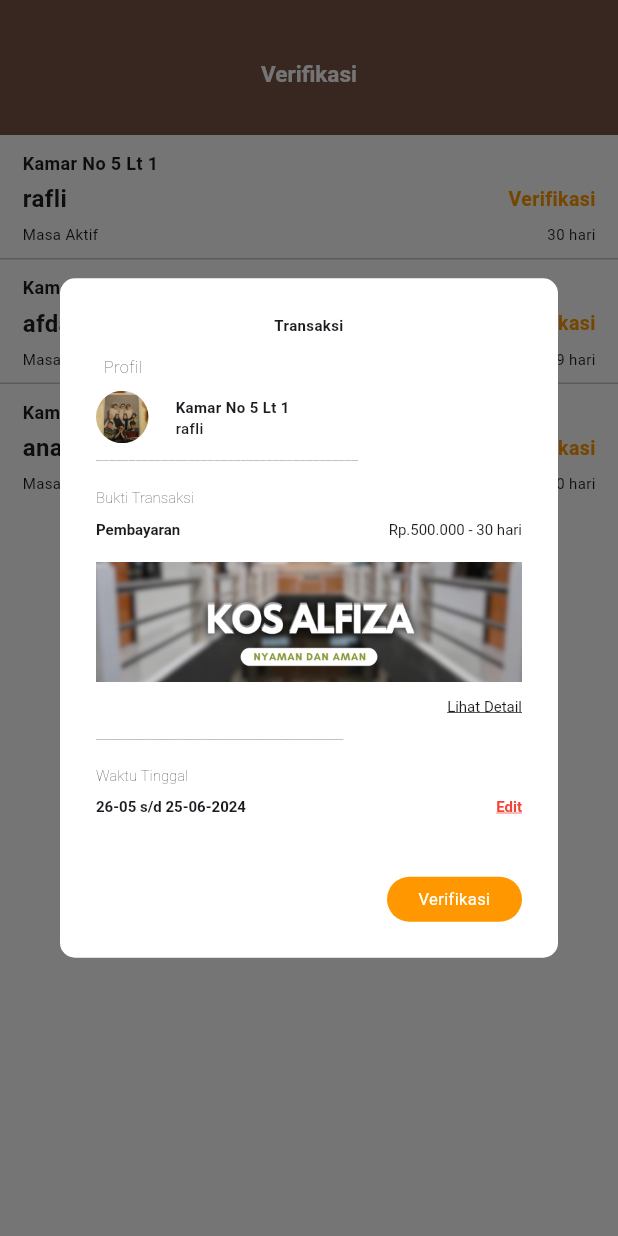
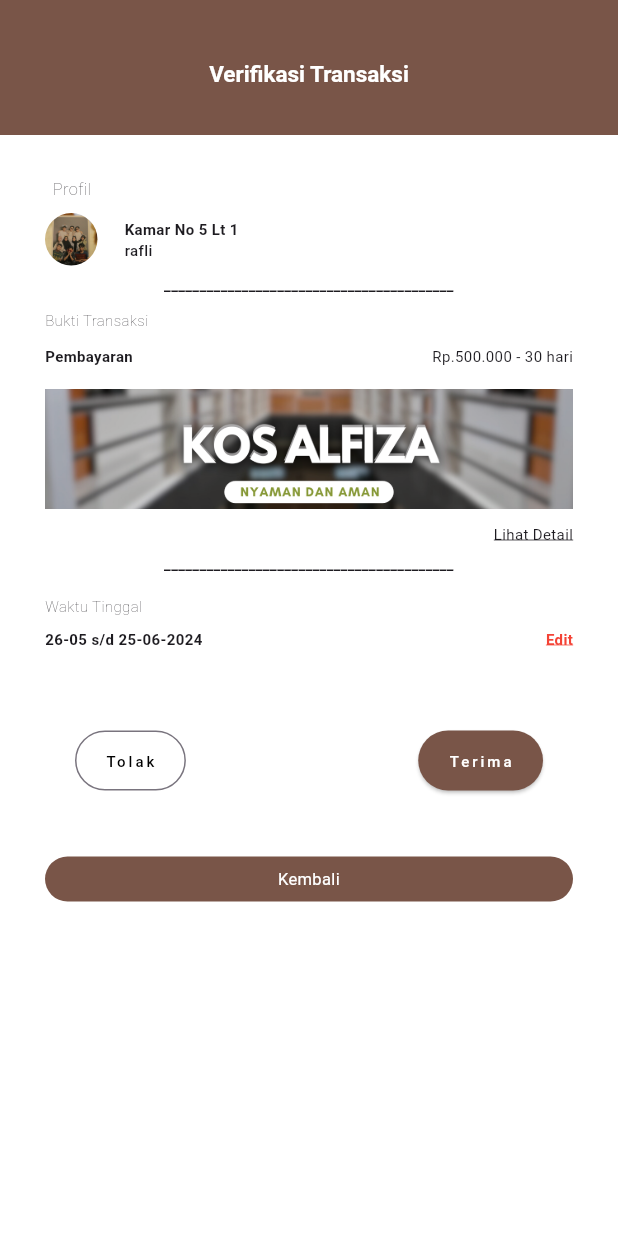
Before and after one commit to VIBEX45/FRONT-AND-BACK, a Flutter app: the AdminMutasiPage screen opened directly, after a tap on "Kamar No 5 Lt 1", on a phone screen of 412 x 824 dp. Run offline on Flutter 3.47's test engine with Material 3 defaults, Android fonts, the light colour scheme and no system bars; our stand-ins replace cool_alert, dotted_border, flutter_map, google_fonts, image_picker, latlong2.

Commit message:
mutasi dan verifikasi

```diff
--- a/lib/Admin/mutasi_page.dart
+++ b/lib/Admin/mutasi_page.dart
@@ -1,10 +1,11 @@
+import 'package:cool_alert/cool_alert.dart';
 import 'package:flutter/material.dart';
 import 'package:intl/intl.dart';
-import 'package:cool_alert/cool_alert.dart';
 
 class AdminMtsi {
 
   bool readiable = false;
+  bool tolak = false;
   String nama;
   String nokamar;
   String harga;
@@ -31,7 +32,11 @@
 
   int selectedIndex = 0;
 
+  bool perip = true;
+
   String ending = '...';
+
+  bool gambar = true;
 
   String tanggal = DateFormat("dd-MM-yyyy").format(DateTime.now());
 
@@ -78,8 +83,18 @@
               padding: const EdgeInsets.only(top: 8),
               child: Container(
                 alignment: Alignment.center,
-                child:const Text(
+                child:
+                perip?
+                const Text(
                     "Verifikasi",
+                    style: TextStyle(
+                      color: Colors.white,
+                      fontWeight: FontWeight.bold,
+                      fontSize: 15
+                    ),
+                  ):
+                  const Text(
+                    "Verifikasi Transaksi",
                     style: TextStyle(
                       color: Colors.white,
                       fontWeight: FontWeight.bold,
@@ -91,86 +106,119 @@
           ],
         ),
     ),
-      body: verifWidget(),
+      body: perip? daftarWidget(): verifwidget(selectedIndex)
     );
   }
 
-  Widget verifWidget(){
+  Widget daftarWidget(){
     return ListView.separated(itemBuilder: (context, index){
       return InkWell(
       onTap: () {
         setState(() {
-            showDialog(
-              context: context,
-              builder: (context) => AlertDialog(
-                backgroundColor: Colors.white,
-                contentPadding: EdgeInsets.zero,
-                shape: RoundedRectangleBorder(
-                borderRadius: BorderRadius.circular(10),
-                ),
-                actions: [
-                  Padding(
-                    padding: const EdgeInsets.only(top: 20),
-                    child: InkWell(
-                      onTap: (){
-                        setState(() {
-                          Navigator.of(context).pop();
-                          mutasi[index].readiable?
-                          null:
-                          CoolAlert.show(
-                            context: context,
-                            type: CoolAlertType.success,
-                            title: 'Berhasil',
-                            text: "\nTransaksi Berhasil Terverifikasi\n",
-                          );
-                          mutasi[index].readiable = true;
+           selectedIndex = index;
+
+           perip = false;
         });
       },
-                      borderRadius: BorderRadius.circular(15),
-                      child:
-                      mutasi[index].readiable?
+      child: Container(
+        margin: const EdgeInsets.only(left: 15, top: 10, right: 15, bottom: 10),
+        child: Column(
+          crossAxisAlignment: CrossAxisAlignment.start,
+          children: [
+            Text(
+              mutasi[index].nokamar,
+              style: const TextStyle(
+                fontSize: 12,
+                fontWeight: FontWeight.bold
+              ),
+            ),
 
-                      Container(
-                        alignment: Alignment.center,
-                        height: 30,
-                        width: 90,
-                        decoration: BoxDecoration(
-                          borderRadius: BorderRadius.circular(15),
-                          color: Colors.red.shade400
+            const SizedBox(
+              height: 4,
             ),
-                        child: const Text(
-                          textAlign: TextAlign.center,
-                          'keluar',
-                          style: TextStyle(fontSize: 11, color: Colors.white),
+
+            Column(
+              crossAxisAlignment: CrossAxisAlignment.start,
+              children: [
+                Row(
+                  mainAxisAlignment: MainAxisAlignment.spaceBetween,
+                  children: [
+                Text(
+                  mutasi[index].nama,
+                  style: const TextStyle(
+                    fontWeight: FontWeight.bold,
+                    fontSize: 16,
+                  ),
+                ),  mutasi[index].tolak?
+                    Text(
+                      'Verifikasi Ditolak',
+                      style: TextStyle(
+                        fontSize: 13,
+                        color: Colors.red,
+                        fontWeight: FontWeight.bold
                       ),
                     ):
-                      Container(
-                        alignment: Alignment.center,
-                        height: 30,
-                        width: 90,
-                        decoration: BoxDecoration(
-                          borderRadius: BorderRadius.circular(15),
-                          color: Colors.orange
+                    mutasi[index].readiable?
+                    const Text(
+                      'lunas',
+                      style: TextStyle(
+                        fontSize: 13,
+                        color: Colors.green,
+                        fontWeight: FontWeight.bold
                       ),
-                        child: const Text(
-                          textAlign: TextAlign.center,
+                    ):
+                    Text(
                       'Verifikasi',
-                          style: TextStyle(fontSize: 11, color: Colors.white),
-                        ),
-                      ),
+                      style: TextStyle(
+                        fontSize: 13,
+                        color: mutasi[index].warna,
+                        fontWeight: FontWeight.bold
                       ),
                     ),
                   ],
-                icon: Column(
+                ),
+              ],
+            ),
+            Container(
+              margin: const EdgeInsets.only(top: 5),
+              child: Row(
+                mainAxisAlignment: MainAxisAlignment.spaceBetween,
                 children: [
                       const Text(
-                  textAlign: TextAlign.center,
-                  'Transaksi',
+                    'Masa Aktif',
                     style: TextStyle(
-                    fontWeight: FontWeight.bold,
                       fontSize: 10,
                     ),
                   ),
+                  Text(
+                    '${mutasi[index].waktutinggal} hari',
+                    style: const TextStyle(
+                      fontSize: 10,
+                    ),
+                  ),
+                ],
+              ),
+            ),
+          ],
+        ),
+      ),
+    );
+    }, separatorBuilder: (context, index){
+      return const Divider(height: 0,);
+    }, itemCount: mutasi.length);
+  }
+
+  Widget verifwidget(int index){
+    return Padding(
+      padding: const EdgeInsets.symmetric(horizontal: 30),
+      child: ListView(
+        children: [
+          const SizedBox(
+            height: 15,
+          ),
+
+          Column(
+            children: [
             Column(
             crossAxisAlignment: CrossAxisAlignment.start,
             children: [
@@ -221,17 +269,25 @@
                         ),
                       ],
                     ),
-                        )
+                  ),
+
                 ],
+              ),
+              const SizedBox(
+                height: 5,
               ),
               garispemabatas()
             ],
           ) ,
             ],
             ),
-                title: Column(
+
+          Column(
             crossAxisAlignment: CrossAxisAlignment.start,
             children: [
+              const SizedBox(
+                height: 10,
+              ),
               const Text(
                 'Bukti Transaksi',
                 style: TextStyle(
@@ -240,7 +296,7 @@
                 ),
               ),
               const SizedBox(
-                      height: 8
+                height: 10
               ),
               Row(
                 mainAxisAlignment: MainAxisAlignment.spaceBetween,
@@ -266,6 +322,7 @@
               Column(
                 crossAxisAlignment: CrossAxisAlignment.end,
                 children: [
+                  gambar?
                   Container(
                     alignment: Alignment.center,
                     height: 80,
@@ -276,12 +333,28 @@
                         fit: BoxFit.cover
                         ),
                     ),
+                  ):Container(
+                    alignment: Alignment.center,
+                    height: 400,
+                    width: MediaQuery.of(context).size.width,
+                    decoration: const  BoxDecoration(
+                      image: DecorationImage(
+                        image: AssetImage('lib/src/images/dashboardkos.jpeg'),
+                        fit: BoxFit.fitWidth
+                        ),
+                    ),
                   ),
               Padding(
                 padding: const EdgeInsets.only(top: 10),
                 child: GestureDetector(
                   onTap: () {
-
+                        setState(() {
+                          if (gambar == true) {
+                            gambar = false;
+                          } else {
+                            gambar= true;
+                          }
+                        });
                       },
                       child: const Text(
                       'Lihat Detail',
@@ -323,7 +396,34 @@
                   ),
                   GestureDetector(
                     onTap: () {
+                      setState(() {
+                        showDialog(
+                          context: context,
+                          builder: (context) => AlertDialog(
+                            contentPadding: EdgeInsets.zero,
+                            shape: RoundedRectangleBorder(
+                            borderRadius: BorderRadius.circular(30),
+                            ),
+                            actions: [
+                              Center(
+                                child: Padding(
+                                  padding: const EdgeInsets.only(top: 25),
+                                  child: TextButton(
+                                    onPressed: () {
+                                      setState(() {
+                                      });
+                                      Navigator.of(context).pop();
 
+                                    },
+                                    child: Text('oke',  style: TextStyle(fontSize: 12, color: warna2),)
+                                    ),
+                                ),
+                              ),
+                            ],
+                          )
+                          );
+
+                      });
                     },
                     child: const Text(
                     'Edit',
@@ -338,98 +438,171 @@
                 ],
               ),
             ],
-                ) ,
-              )
-              );
+          ),
+          const SizedBox(
+            height: 50,
+          ),
+          mutasi[index].readiable || mutasi[index].tolak?
+          const SizedBox(
+            height: 0,
+            width: 0,
+          ) :
+          savecancel(index),
+
+          mutasi[index].readiable || mutasi[index].tolak?
+
+          Padding(
+              padding: const EdgeInsets.only(top: 20),
+              child: InkWell(
+                onTap: (){
+                  setState(() {
+                    perip = true;
+                    mutasi[index].tolak = false;
+                    mutasi[index].readiable = false;
                   });
                 },
-      child: Container(
-        margin: const EdgeInsets.only(left: 15, top: 10, right: 15, bottom: 10),
-        child: Column(
-          crossAxisAlignment: CrossAxisAlignment.start,
-          children: [
-            Text(
-              mutasi[index].nokamar,
-              style: const TextStyle(
-                fontSize: 12,
-                fontWeight: FontWeight.bold
+                borderRadius: BorderRadius.circular(15),
+                child:
+                Container(
+                  alignment: Alignment.center,
+                  height: 30,
+                  width: 90,
+                  decoration: BoxDecoration(
+                    borderRadius: BorderRadius.circular(15),
+                    color: Colors.red.shade400
+                  ),
+                  child: const Text(
+                    textAlign: TextAlign.center,
+                    'Batalkan',
+                    style: TextStyle(fontSize: 11, color: Colors.white),
+                  ),
+                )
+              ),
+            ):SizedBox(
+              height: 0,
+              width: 0,
+            ),
+
+            const SizedBox(
+              height: 20,
+            ),
+
+          Padding(
+              padding: const EdgeInsets.only(top: 20),
+              child: InkWell(
+                onTap: (){
+                  setState(() {
+                    perip = true;
+                  });
+                },
+                borderRadius: BorderRadius.circular(15),
+                child:
+                Container(
+                  alignment: Alignment.center,
+                  height: 30,
+                  width: 90,
+                  decoration: BoxDecoration(
+                    borderRadius: BorderRadius.circular(15),
+                    color: warna2
+                  ),
+                  child: const Text(
+                    textAlign: TextAlign.center,
+                    'Kembali',
+                    style: TextStyle(fontSize: 11, color: Colors.white),
+                  ),
+                ),
               ),
             ),
 
-            const SizedBox(
-              height: 4,
+          SizedBox(
+          height: 100,
+        )
+
+          ]
         ),
+    );
+  }
 
-            Column(
-              crossAxisAlignment: CrossAxisAlignment.start,
-              children: [
-                Row(
-                  mainAxisAlignment: MainAxisAlignment.spaceBetween,
-                  children: [
-                Text(
-                  mutasi[index].nama,
-                  style: const TextStyle(
-                    fontWeight: FontWeight.bold,
-                    fontSize: 16,
-                  ),
-                ),
-                    mutasi[index].readiable?
-                    const Text(
-                      'lunas',
-                      style: TextStyle(
-                        fontSize: 13,
-                        color: Colors.green,
-                        fontWeight: FontWeight.bold
-                      ),
-                    ):
-                    Text(
-                      'Verifikasi',
-                      style: TextStyle(
-                        fontSize: 13,
-                        color: mutasi[index].warna,
-                        fontWeight: FontWeight.bold
-                      ),
-                    )
-                  ],
-                ),
-              ],
-            ),
-            Container(
-              margin: const EdgeInsets.only(top: 5),
+  Widget savecancel(int index){
+  return Padding(
+    padding: const EdgeInsets.only(left: 20, right: 20),
     child: Row(
       mainAxisAlignment: MainAxisAlignment.spaceBetween,
       children: [
-                      const Text(
-                    'Masa Aktif',
+        OutlinedButton(
+          onPressed: (){
+            setState(() {
+              perip = true;
+              mutasi[index].tolak?
+
+              null:CoolAlert.show(
+                context: context,
+                type: CoolAlertType.error,
+                title: 'Ditolak',
+                text: "\nTransaksi Berhasil Ditolak\n",
+
+              );
+
+              mutasi[index].tolak = true;
+
+            });
+          },
+          style: OutlinedButton.styleFrom(
+            padding: const EdgeInsets.symmetric(horizontal: 20),
+            shape: RoundedRectangleBorder(borderRadius: BorderRadius.circular(20)),
+          ),
+          child: const Text(
+            "Tolak",
             style: TextStyle(
               fontSize: 10,
+              letterSpacing: 2,
+              color: Colors.black
             ),
           ),
-                  Text(
-                    '${mutasi[index].waktutinggal} hari',
-                    style: const TextStyle(
+          ),
+        ElevatedButton(
+          onPressed: (){
+            setState(() {
+              perip = true;
+              mutasi[index].readiable?
+              null:
+              CoolAlert.show(
+                context: context,
+                type: CoolAlertType.success,
+                title: 'Diverifikasi',
+                text: "\nTransaksi Berhasil Terverifikasi\n",
+              );
+              mutasi[index].readiable = true;
+            });
+          },
+          style: ElevatedButton.styleFrom(
+            backgroundColor: warna2,
+            padding: const EdgeInsets.symmetric(horizontal: 20),
+            shape: RoundedRectangleBorder(borderRadius: BorderRadius.circular(20))
+          ),
+            child: const Text(
+            "Terima", style: TextStyle(
               fontSize: 10,
+              letterSpacing: 2,
+              color: Colors.white,
+            ),
           ),
         ),
       ],
     ),
-            ),
-          ],
-        ),
-      ),
   );
-    }, separatorBuilder: (context, index){
-      return const Divider(height: 0,);
-    }, itemCount: mutasi.length);
 }
 
   Widget garispemabatas(){
-    return const Text(
-      '________________________________________',
+    return Container(
+      alignment: Alignment.center,
+      child: const Text(
+        '_________________________________________',
         textAlign: TextAlign.center,
         style: TextStyle(
           fontSize: 10,
-        fontWeight: FontWeight.w200,
+          fontWeight: FontWeight.w700,
+        ),
       ),
     );
   }
```
Also changed, not shown: lib/Admin/notifikasi_page.dart (+2 -5 lines), lib/pages/buktitransfer_page.dart (+28 -1 lines), lib/pages/transaksi.dart (+13 -1 lines). Lines whose indentation alone changed are shown as unchanged.
